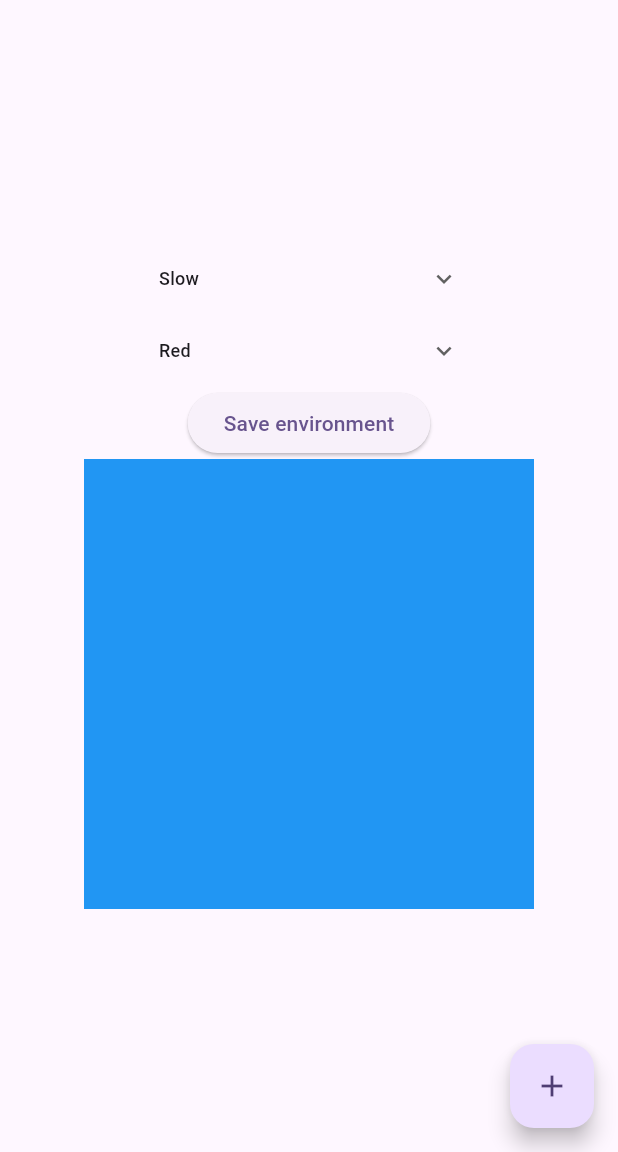
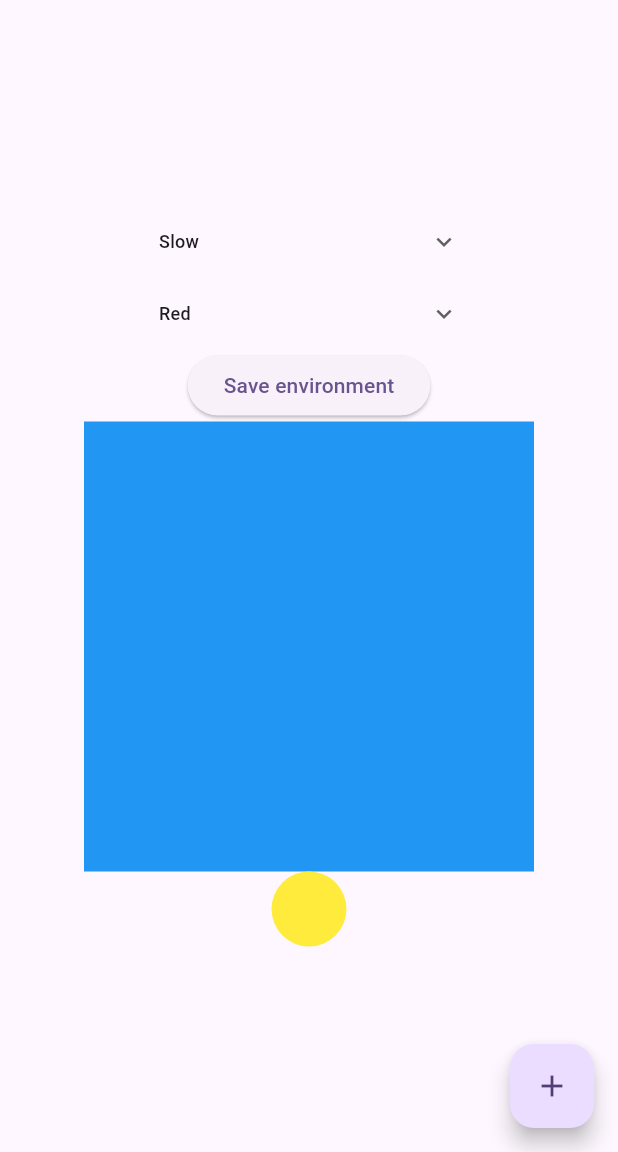
Before and after one commit to mnewby4/cw05, a Flutter app: the screen it shows after launch, after a tap on the "add" icon, on a phone screen of 412 x 824 dp, the part 84-1236 px from its top. Run offline on Flutter 3.47's test engine with Material 3 defaults, Android fonts, the phone set to English and light mode, and no system bars; our stand-ins replace sqflite; accounts and stored records are empty.

Commit message:
fish class created

```diff
--- a/lib/main.dart
+++ b/lib/main.dart
@@ -26,14 +26,37 @@ class MyHomePage extends StatefulWidget {
   State<MyHomePage> createState() => _MyHomePageState();
 }
 
-class _MyHomePageState extends State<MyHomePage> {
+class Fish {
+  String fishColor;
+  String fishSpeed;
+
+  Fish(this.fishColor, this.fishSpeed);
+}
+
+class _MyHomePageState extends State<MyHomePage> with TickerProviderStateMixin {
   int _counter = 0;
-  /*String _dropdownSpeed = speedList.first;
-  String _dropdownColor = colorList.first;*/
   List<String> speedList = ['Slow', 'Med', 'High'];
   List<String> colorList = ['Red', 'Blue', 'Yellow'];
-  String? speed = 'Slow';
-  String? color = 'Red';
+  String _speed = 'Slow';
+  String _color = 'Red';
+  AnimationController? _controller;
+  List<Fish> fishList = [];
+
+  @override
+  void initState() {
+    _controller = AnimationController(duration: const Duration(seconds: 2), vsync: this);
+    // Add your animation logic here.
+    super.initState();
+  }
+
+  void _addFish() {
+    if (fishList.length < 10) {
+      setState(() {
+        Fish fish = Fish(_color, _speed);
+        fishList.add(fish);
+      });
+    }
+  }
 
   void _incrementCounter() {
     setState(() {
@@ -58,21 +81,17 @@ class _MyHomePageState extends State<MyHomePage> {
         child: Column(
           mainAxisAlignment: MainAxisAlignment.center,
           children: <Widget>[
-            /*Text(
-              '$_counter',
-              style: Theme.of(context).textTheme.headlineMedium,
-            ),*/
             Container(
               width: 200,
               child: DropdownButtonHideUnderline(
                 child: DropdownButton<String>(
                   icon: Icon(Icons.keyboard_arrow_down, size: 20),
-                  value: speed,
+                  value: _speed,
                   items: speedList.map((item) => DropdownMenuItem<String>(
                     value: item,
                     child: Text(item, style: TextStyle(fontSize: 12)),
                   )).toList(),
-                  onChanged: (item) => setState(() => speed = item),
+                  onChanged: (item) => setState(() => _speed = item!),
                 ),
               ),
             ),
@@ -81,12 +100,12 @@ class _MyHomePageState extends State<MyHomePage> {
               child: DropdownButtonHideUnderline(
                 child: DropdownButton<String>(
                   icon: Icon(Icons.keyboard_arrow_down, size: 20),
-                  value: color,
+                  value: _color,
                   items: colorList.map((item) => DropdownMenuItem<String>(
                     value: item,
                     child: Text(item, style: TextStyle(fontSize: 12)),
                   )).toList(),
-                  onChanged: (item) => setState(() => color = item),
+                  onChanged: (item) => setState(() => _color = item!),
                 ),
               ),
             ),
@@ -103,11 +122,16 @@ class _MyHomePageState extends State<MyHomePage> {
                 ),
               ),
             ),
+
+            CustomPaint(
+              size: Size(50, 50), // Specify the size of the custom painting area
+              painter: MyPainter(), // Use a custom painter to define the drawing
+            ),
           ],
         ),
       ),
       floatingActionButton: FloatingActionButton(
-        onPressed: _incrementCounter,
+        onPressed: _addFish,
         tooltip: 'Increment',
         child: const Icon(Icons.add),
       ),
@@ -115,7 +139,7 @@ class _MyHomePageState extends State<MyHomePage> {
   }
 }
 
-/*class MyPainter extends CustomPainter { //logic for how to add lines
+class MyPainter extends CustomPainter { //logic for how to add lines
   @override
   void paint(Canvas canvas, Size size) {
     final Paint paint = Paint()
@@ -123,13 +147,13 @@ class _MyHomePageState extends State<MyHomePage> {
       ..strokeWidth = 4
       ..style = PaintingStyle.fill;
 
-    final Paint paint2 = Paint()
-      ..color = Colors.brown // Set the color to green
-      ..strokeWidth = 1 // Set the stroke width
-      ..style = PaintingStyle.fill;
+    final center = Offset(size.width / 2, size.height / 2);
+    final radius = size.width / 2;
+    canvas.drawCircle(center, radius, paint);
+  }
 
   @override
   bool shouldRepaint(covariant CustomPainter oldDelegate) {
     return false;
   }
-}*/
+}
```
